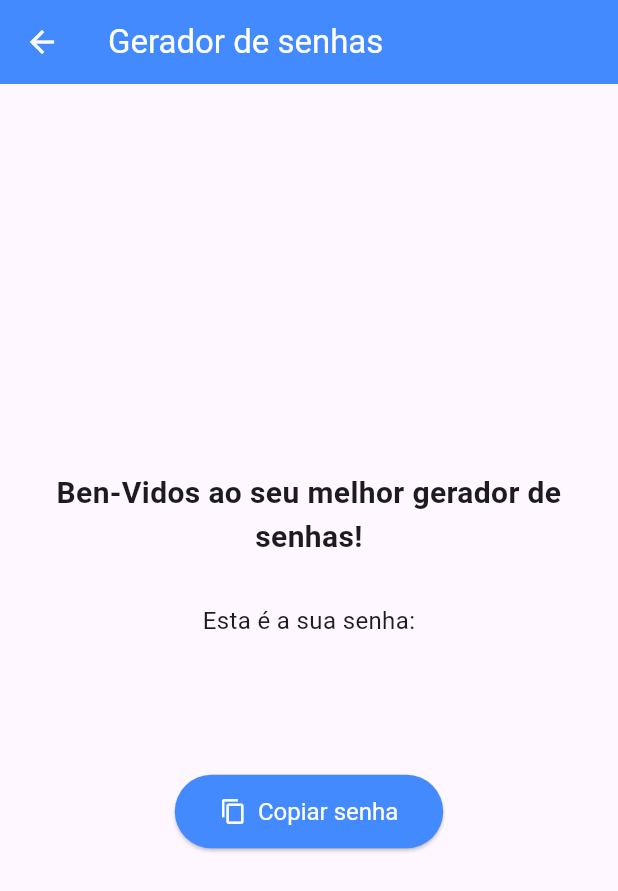
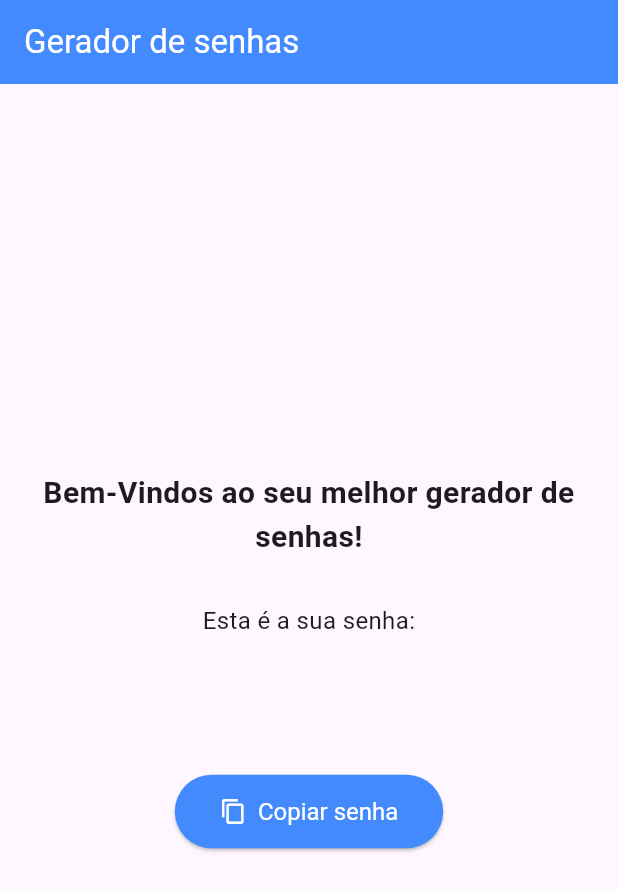
Before and after one commit to gabriel1003/password_manager, a Flutter app: the Screen screen opened directly, on a phone screen of 412 x 824 dp. Shown: the top 891 px of the screen. Run offline on Flutter 3.47's test engine with Material 3 defaults, Android fonts, the phone set to English and light mode, and no system bars; statements that could not run were skipped.

Commit message:
refactor: corrige a mensagem de bem-vindo.

```diff
--- a/lib/ui/screen.dart
+++ b/lib/ui/screen.dart
@@ -53,7 +53,7 @@ class _PasswordScreenState extends State<Screen> {
           crossAxisAlignment: CrossAxisAlignment.center,
           children: <Widget>[
             const Text(
-              'Ben-Vidos ao seu melhor gerador de senhas!',
+              'Bem-Vindos ao seu melhor gerador de senhas!',
               style: TextStyle(fontSize: 20, fontWeight: FontWeight.bold),
               textAlign: TextAlign.center,
             ),
```
Also changed, not shown: lib/main.dart (+6 -19 lines).
